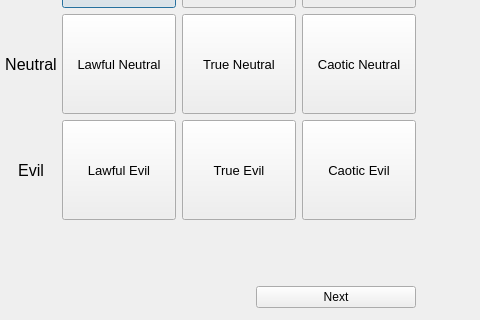
This is Source Code/TJ's Code/choosereligion.ui in srohr/CEAMS as Qt 5 draws it before an edit; both pictures show x 476 to 956 and y 281 to 601 of the 956 by 601 pixel window. The edited form follows.
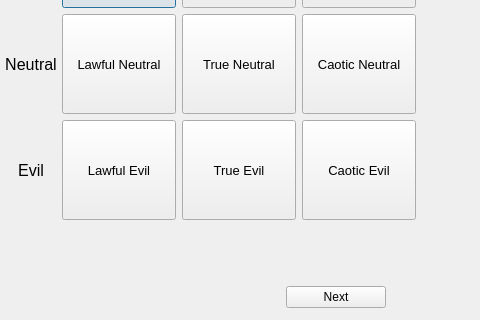
This is the edited form.

Diff of the .ui file:
```diff
--- a/Source Code/TJ's Code/choosereligion.ui
+++ b/Source Code/TJ's Code/choosereligion.ui
@@ -635,6 +635,12 @@
            </item>
            <item>
             <widget class="QPushButton" name="Next">
+             <property name="maximumSize">
+              <size>
+               <width>100</width>
+               <height>16777215</height>
+              </size>
+             </property>
              <property name="text">
               <string>Next</string>
              </property>
```
Left out of the diff: 30 changed lines with no effect on the pictures.
